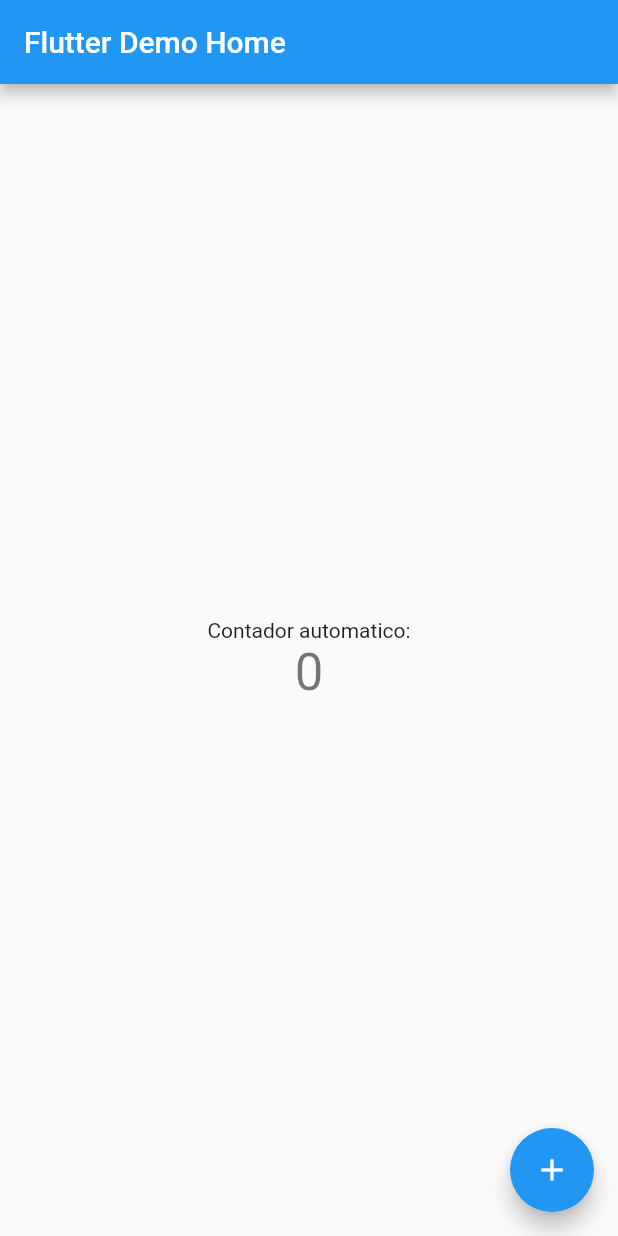
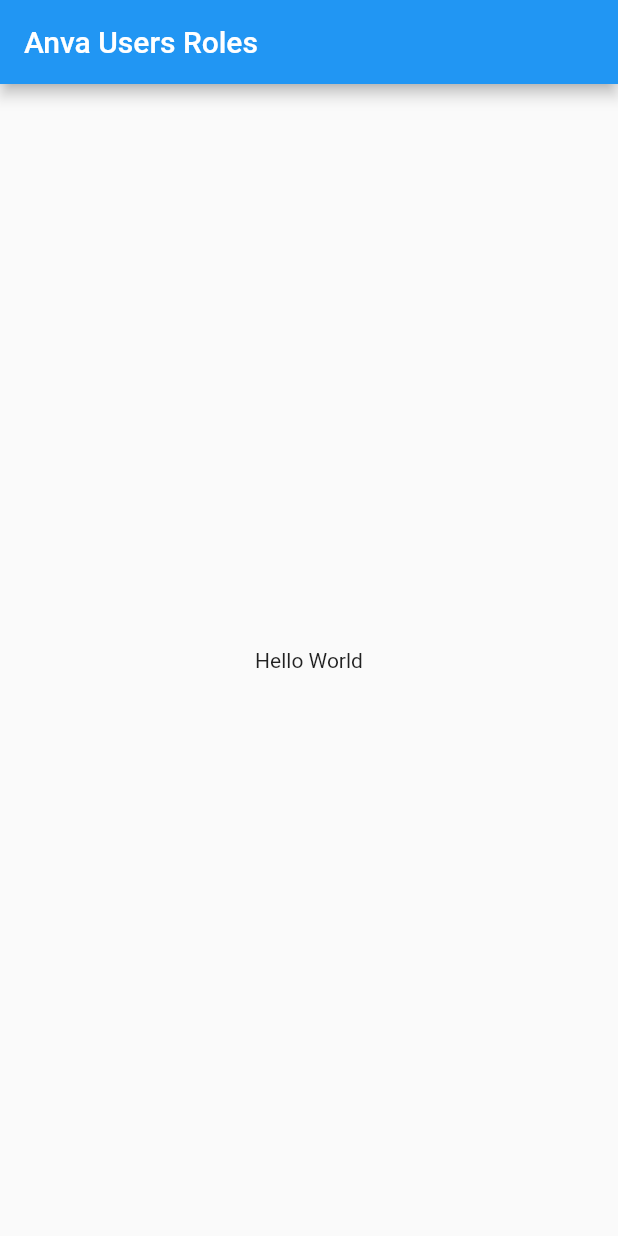
Before and after one commit to anthuanvasquez/anva-user-roles-flutter, a Flutter app: the screen it shows after launch, on a phone screen of 412 x 824 dp. Run offline on Flutter 3.47's test engine with Material 2 defaults, Android fonts, the phone set to English and light mode, and no system bars.

Commit message:
hello world app

```diff
--- a/lib/main.dart
+++ b/lib/main.dart
@@ -1,115 +1,36 @@
 import 'package:flutter/material.dart';
 
-void main() {
-  runApp(const MyApp());
-}
+void main() => runApp(MyApp());
 
 class MyApp extends StatelessWidget {
   const MyApp({Key? key}) : super(key: key);
 
-  // This widget is the root of your application.
   @override
   Widget build(BuildContext context) {
     return MaterialApp(
-      title: 'Flutter Demo',
-      theme: ThemeData(
-        // This is the theme of your application.
-        //
-        // Try running your application with "flutter run". You'll see the
-        // application has a blue toolbar. Then, without quitting the app, try
-        // changing the primarySwatch below to Colors.green and then invoke
-        // "hot reload" (press "r" in the console where you ran "flutter run",
-        // or simply save your changes to "hot reload" in a Flutter IDE).
-        // Notice that the counter didn't reset back to zero; the application
-        // is not restarted.
-        primarySwatch: Colors.blue,
-      ),
-      home: const MyHomePage(title: 'Flutter Demo Home'),
+      title: 'Anva Users Roles',
+      home: Homepage(),
     );
   }
 }
 
-class MyHomePage extends StatefulWidget {
-  const MyHomePage({Key? key, required this.title}) : super(key: key);
-
-  // This widget is the home page of your application. It is stateful, meaning
-  // that it has a State object (defined below) that contains fields that affect
-  // how it looks.
-
-  // This class is the configuration for the state. It holds the values (in this
-  // case the title) provided by the parent (in this case the App widget) and
-  // used by the build method of the State. Fields in a Widget subclass are
-  // always marked "final".
-
-  final String title;
+class Homepage extends StatefulWidget {
+  const Homepage({Key? key}) : super(key: key);
 
   @override
-  State<MyHomePage> createState() => _MyHomePageState();
+  _HomepageState createState() => _HomepageState();
 }
 
-class _MyHomePageState extends State<MyHomePage> {
-  int _counter = 0;
-
-  void _incrementCounter() {
-    setState(() {
-      // This call to setState tells the Flutter framework that something has
-      // changed in this State, which causes it to rerun the build method below
-      // so that the display can reflect the updated values. If we changed
-      // _counter without calling setState(), then the build method would not be
-      // called again, and so nothing would appear to happen.
-      _counter++;
-    });
-  }
-
+class _HomepageState extends State<Homepage> {
   @override
   Widget build(BuildContext context) {
-    // This method is rerun every time setState is called, for instance as done
-    // by the _incrementCounter method above.
-    //
-    // The Flutter framework has been optimized to make rerunning build methods
-    // fast, so that you can just rebuild anything that needs updating rather
-    // than having to individually change instances of widgets.
     return Scaffold(
       appBar: AppBar(
-        // Here we take the value from the MyHomePage object that was created by
-        // the App.build method, and use it to set our appbar title.
-        title: Text(widget.title),
+        title: Text('Anva Users Roles'),
       ),
       body: Center(
-        // Center is a layout widget. It takes a single child and positions it
-        // in the middle of the parent.
-        child: Column(
-          // Column is also a layout widget. It takes a list of children and
-          // arranges them vertically. By default, it sizes itself to fit its
-          // children horizontally, and tries to be as tall as its parent.
-          //
-          // Invoke "debug painting" (press "p" in the console, choose the
-          // "Toggle Debug Paint" action from the Flutter Inspector in Android
-          // Studio, or the "Toggle Debug Paint" command in Visual Studio Code)
-          // to see the wireframe for each widget.
-          //
-          // Column has various properties to control how it sizes itself and
-          // how it positions its children. Here we use mainAxisAlignment to
-          // center the children vertically; the main axis here is the vertical
-          // axis because Columns are vertical (the cross axis would be
-          // horizontal).
-          mainAxisAlignment: MainAxisAlignment.center,
-          children: <Widget>[
-            const Text(
-              'Contador automatico:',
-            ),
-            Text(
-              '$_counter',
-              style: Theme.of(context).textTheme.headline4,
-            ),
-          ],
-        ),
+        child: Text('Hello World'),
       ),
-      floatingActionButton: FloatingActionButton(
-        onPressed: _incrementCounter,
-        tooltip: 'Increment',
-        child: const Icon(Icons.add),
-      ), // This trailing comma makes auto-formatting nicer for build methods.
     );
   }
 }
```
